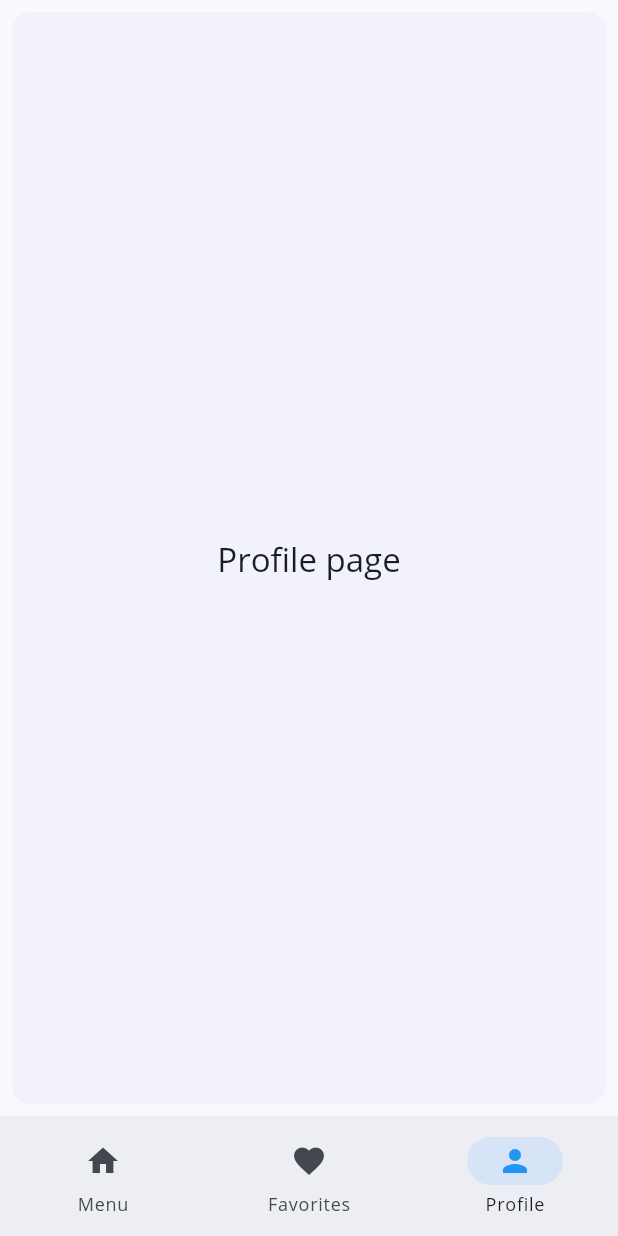
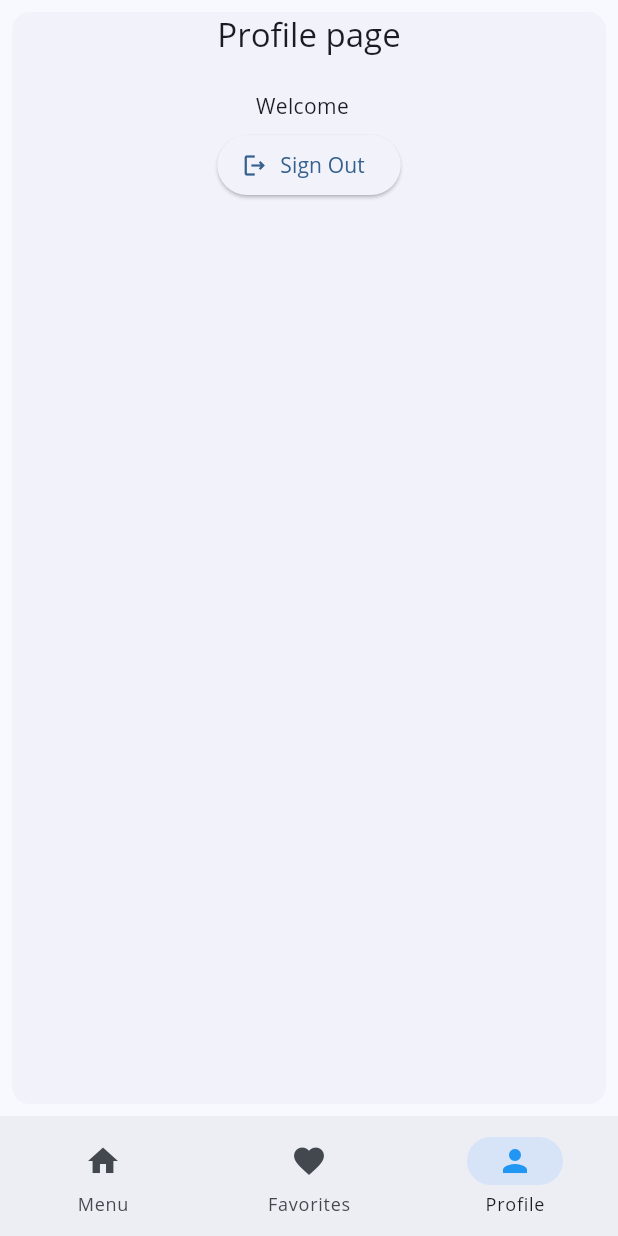
Before and after one commit to siddharthO3/milma_food_ordering, a Flutter app: the HomePage screen opened by its route, item 3 of the bottom bar chosen, on a phone screen of 412 x 824 dp. Run offline on Flutter 3.47's test engine with Material 3 defaults, Android fonts, the phone set to English and light mode, and no system bars; our stand-ins replace email_validator, firebase_auth, firebase_core, google_fonts, google_sign_in; missing offline and left inert: dart:ffi; accounts and stored records are empty; network calls fail.

Commit message:
Sign out issue resolved

```diff
--- a/lib/screens/home_page.dart
+++ b/lib/screens/home_page.dart
@@ -24,7 +24,7 @@ class HomePage extends StatefulWidget {
 }
 
 class _HomePageState extends State<HomePage> {
-  final user = FirebaseAuth.instance.currentUser!;
+  final user = FirebaseAuth.instance.currentUser;
   //Sample list for item widget
   final List<Items> _itemsList = BackendManager().TEST_ITEMS;
   final List<Items> favorites = [];
@@ -122,27 +122,6 @@ class _HomePageState extends State<HomePage> {
                   leftText: "Snacks",
                   itemsList: _itemsList,
                 ),
-
-                Row(
-                mainAxisAlignment: MainAxisAlignment.center,
-                children: [
-                  const Text('Welcome '),
-                  const SizedBox(
-                    width: 5,
-                  ),
-                  Text(user.email!),
-                ],
-              ),
-              SizedBox(
-                height: 5,
-              ),
-              ElevatedButton.icon(
-                  onPressed: () {
-                    FirebaseAuth.instance.signOut();
-              // Navigator.pushReplacementNamed(context, 'authP');
-                  },
-                  icon: Icon(Icons.logout_outlined),
-                  label: const Text('Sign Out')),
               ],
             ),
           ),
@@ -163,23 +142,52 @@ class _HomePageState extends State<HomePage> {
         ),
 
         /// Profile page
-        Card(
+        Center(
+          child: Card(
             shadowColor: Colors.transparent,
             margin: const EdgeInsets.all(8.0),
             child: SizedBox.expand(
               child: Center(
-              child: Text(
+                child: Column(
+                  children: [
+                    Text(
                       'Profile page',
                       style: Theme.of(context).textTheme.titleLarge,
+                    ),
+                    SizedBox(height: 25,),
+                    Row(
+                      mainAxisAlignment: MainAxisAlignment.center,
+                      children: [
+                        const Text('Welcome '),
+                        const SizedBox(
+                          width: 5,
+                        ),
+                        Text(user!.email!),
+                      ],
+                    ),
+                    SizedBox(
+                      height: 5,
+                    ),
+                    ElevatedButton.icon(
+                        onPressed: () {
+                          try {
+                            FirebaseAuth.instance.signOut();
+                            Navigator.pop(context);
+                            Navigator.pushNamed(context, 'SignInPage');
+                          } catch (e) {
+                            print('{$e}Cant sign out');
+                          }
+                          // Navigator.pushReplacementNamed(context, 'authP');
+                        },
+                        icon: Icon(Icons.logout_outlined),
+                        label: const Text('Sign Out')),
+                  ],
                 ),
               ),
             ),
           ),
-
+        ),
       ][currentPageIndex],
-
-
-
     );
   }
 }
--- a/lib/screens/login/signinP.dart
+++ b/lib/screens/login/signinP.dart
@@ -43,7 +43,8 @@ class signInStless extends StatelessWidget {
 
   @override
   Widget build(BuildContext context) {
-    return Form(
+    return Scaffold(
+      body: Form(
         key: signInFormKey,
         child: Column(
           mainAxisAlignment: MainAxisAlignment.spaceAround,
@@ -79,6 +80,8 @@ class signInStless extends StatelessWidget {
                         userCredential.value = await signInWithGoogle();
                         if (userCredential.value != null) {
                           print(userCredential.value.user!.email);
+                          Navigator.pop(context);
+                  Navigator.pushNamed(context, 'homepage');
                         }
                       },
                       child: Row(
@@ -104,6 +107,7 @@ class signInStless extends StatelessWidget {
               ],
             ),
           ],
+        ),
       ),
     );
   }
```
Also changed, not shown: lib/main.dart (+8 -3 lines). Lines whose indentation alone changed are shown as unchanged.
